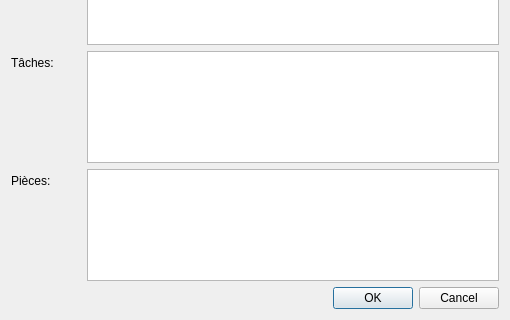
The window that InfoDynamiqueQt/Vues/vuerapport.ui (AlexandreGirardin/ProjetAnalyse) describes before a commit, drawn with Qt 5; both pictures show x 0 to 510 and y 195 to 515 of the 510 by 515 pixel window.
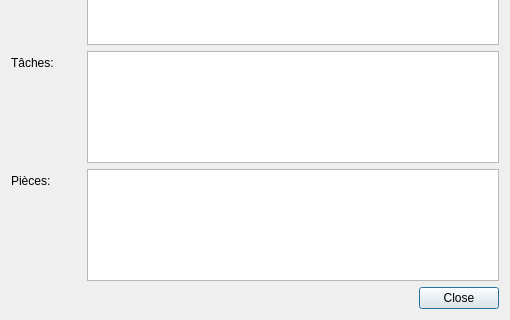
The same window after the commit.

Commit message: Renommage des fenêtres

```diff
--- a/InfoDynamiqueQt/Vues/vuerapport.ui
+++ b/InfoDynamiqueQt/Vues/vuerapport.ui
@@ -80,7 +80,7 @@
       <enum>Qt::Horizontal</enum>
      </property>
      <property name="standardButtons">
-      <set>QDialogButtonBox::Cancel|QDialogButtonBox::Ok</set>
+      <set>QDialogButtonBox::Close</set>
      </property>
     </widget>
    </item>
```
Left out of the diff: 2 changed lines with no effect on the pictures. The commit also changes 2 other files.
